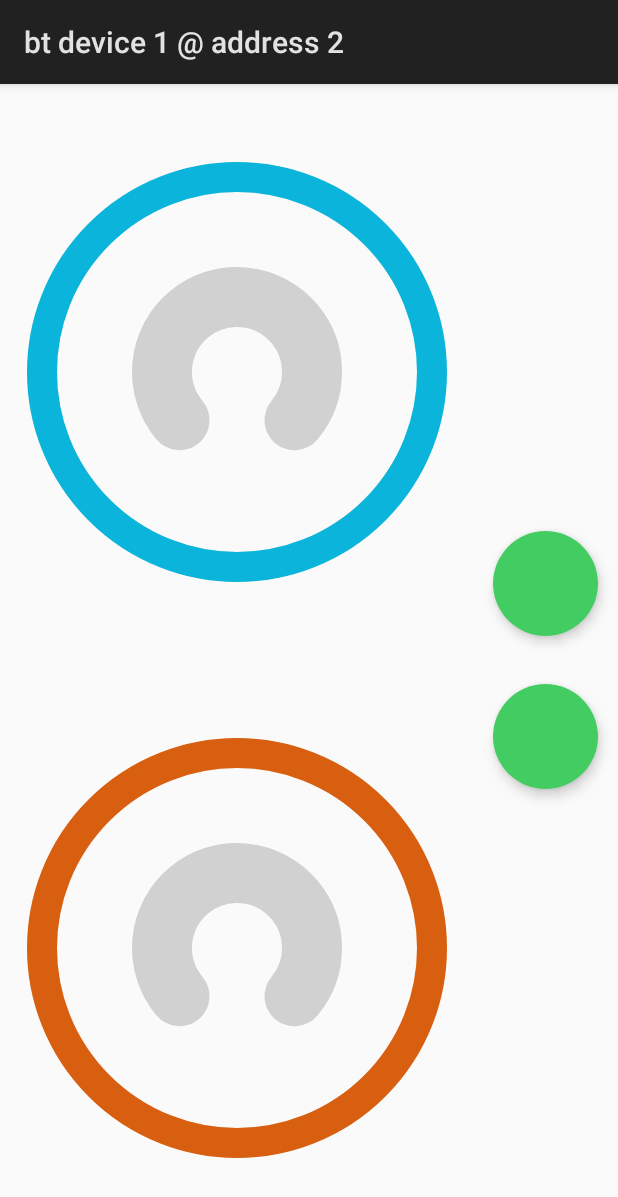
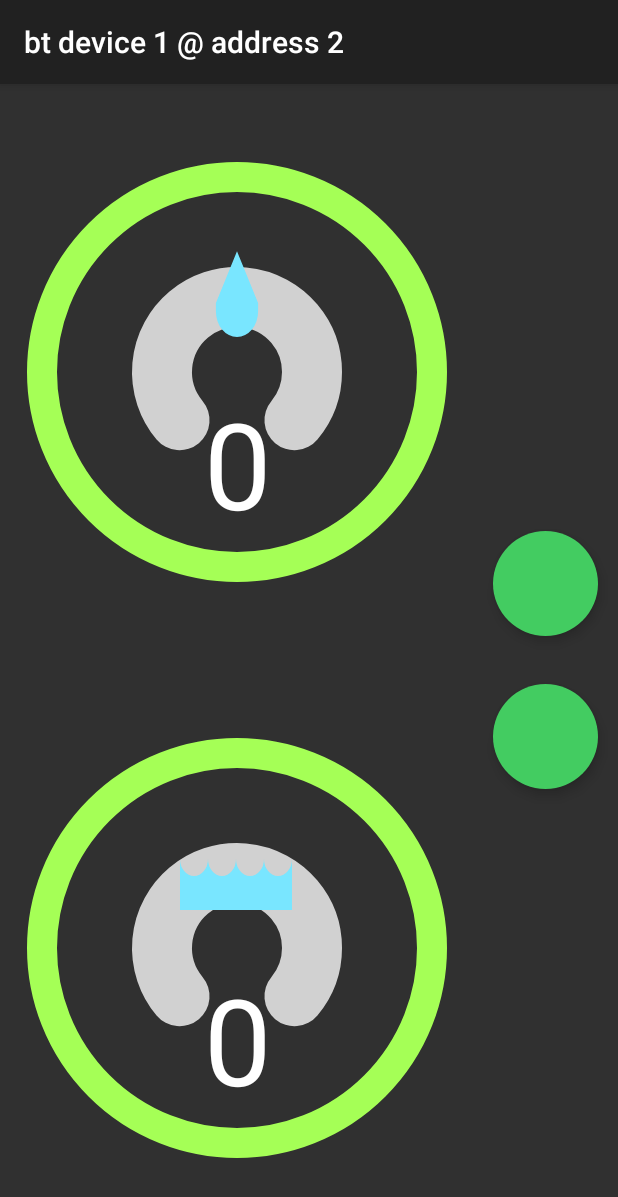
Before and after one commit to viltekk/ermina, an Android app: the screen it shows after launch (ViewStatusActivity), after a tap on an icon or button, on a phone screen of 412 x 824 dp. Shown: the top 1197 px of the screen. Run offline under Robolectric (Android 15) with nearby library versions, the phone set to English and light mode, and no system bars.

Commit message:
status activity close to complete. need to polish icons and stuff

```diff
--- a/android/app/src/main/java/se/viltefjall/tekk/ermina/ViewStatus/ViewStatusActivity.java
+++ b/android/app/src/main/java/se/viltefjall/tekk/ermina/ViewStatus/ViewStatusActivity.java
@@ -66,9 +66,9 @@ public class ViewStatusActivity extends Activity {
 
         // moisture
         int min, max, v;
-        v   = r.nextInt(100) + 1;
         min = r.nextInt(50);
         max = r.nextInt(50) + 51;
+        v   = min + r.nextInt(max-min);
         MoistureView mv = findViewById(R.id.moistureView);
         mv.setRange(min, max);
         mv.setCur(v);
--- a/android/app/src/main/java/se/viltefjall/tekk/ermina/common/MoistureView.java
+++ b/android/app/src/main/java/se/viltefjall/tekk/ermina/common/MoistureView.java
@@ -10,6 +10,7 @@ import android.graphics.Path;
 import android.graphics.Point;
 import android.graphics.RectF;
 import android.support.v4.content.ContextCompat;
+import android.text.TextPaint;
 import android.util.AttributeSet;
 import android.view.View;
 
@@ -44,11 +45,16 @@ public class MoistureView extends View {
     private int   mAngle;
 
     // moisture values
-    private float mMin;
-    private float mMax;
-    private float mCur;
-    private float mRangeAngleMin;
-    private float mRangeAngleSweep;
+    private float     mMin;
+    private float     mMax;
+    private float     mCur;
+    private float     mRangeAngleMin;
+    private float     mRangeAngleSweep;
+    private TextPaint mPaintText;
+
+    // icon
+    private Paint mPaintIcon;
+    private Path  mIcon;
 
     // animation
     long          mAnimDuration;
@@ -75,6 +81,7 @@ public class MoistureView extends View {
         final TypedArray a = getContext().obtainStyledAttributes(
                 attrs, R.styleable.MoistureView, defStyle, 0);
 
+        mIcon = new Path();
         mRect = new RectF();
         mPtr0 = new Point();
         mPtr1 = new Point();
@@ -111,6 +118,22 @@ public class MoistureView extends View {
                 )
         );
 
+        int textSize    = a.getInt(R.styleable.MoistureView_textSize, 80);
+        int textPenSize = a.getInt(R.styleable.MoistureView_textPenSize, 10);
+
+        mPaintText = new TextPaint();
+        mPaintText.setStrokeWidth(textPenSize);
+        mPaintText.setStyle(Paint.Style.FILL);
+        mPaintText.setStrokeCap(Paint.Cap.ROUND);
+        mPaintText.setTextAlign(Paint.Align.CENTER);
+        mPaintText.setTextSize(textSize * getResources().getDisplayMetrics().density);
+        mPaintText.setColor(
+                a.getColor(
+                        R.styleable.MoistureView_textColor,
+                        Color.WHITE
+                )
+        );
+
         mPaintOuterRing = new Paint();
         mPaintOuterRing.setStrokeWidth(mRingPenSize);
         mPaintOuterRing.setStyle(Paint.Style.STROKE);
@@ -119,6 +142,18 @@ public class MoistureView extends View {
                     R.styleable.MoistureView_ringColor,
                     ContextCompat.getColor(getContext(), R.color.colorAccent)
             )
+        );
+
+        mPaintIcon = new Paint();
+        mPaintIcon.setStrokeWidth(textPenSize);
+        mPaintIcon.setStyle(Paint.Style.FILL);
+        mPaintIcon.setStrokeCap(Paint.Cap.ROUND);
+        mPaintIcon.setStrokeJoin(Paint.Join.ROUND);
+        mPaintIcon.setColor(
+                a.getColor(
+                        R.styleable.MoistureView_iconColor,
+                        Color.WHITE
+                )
         );
 
         mPathArrow  = new Path();
@@ -161,6 +196,8 @@ public class MoistureView extends View {
         } else {
             mInnerRadius = (int) (mRect.width()  + mGaugePenSize) / 2;
         }
+
+        createIcon(mContentWidth, mContentHeight);
     }
 
     void createArrow(float v) {
@@ -197,6 +234,8 @@ public class MoistureView extends View {
         mPathArrow.lineTo(mPtr2.x, mPtr2.y);
         mPathArrow.lineTo(mPtr1.x, mPtr1.y);
         mPathArrow.close();
+
+        mCur = v;
     }
 
     void createRange(float v) {
@@ -246,6 +285,26 @@ public class MoistureView extends View {
         mCur = cur;
     }
 
+    private void createIcon(int w, int h) {
+        mIcon.reset();
+        mIcon.moveTo(w/2, 4.5f*h/16);
+        mIcon.lineTo(14.5f*w/32, 6*h/16);
+        mIcon.moveTo(w/2, 4.5f*h/16);
+        mIcon.lineTo(17.5f*w/32, 6*h/16);
+        mIcon.arcTo(
+                new RectF(
+                        14.5f*w/32,
+                        5.5f*h/16,
+                        17.5f*w/32,
+                        7*h/16
+                ),
+                0,
+                180
+        );
+        mIcon.lineTo(14.5f*w/32, 6*h/16);
+        mIcon.close();
+    }
+
     @Override
     protected void onDraw(Canvas canvas) {
         super.onDraw(canvas);
@@ -274,5 +333,13 @@ public class MoistureView extends View {
         );
 
         canvas.drawPath(mPathArrow, mPaintArrow);
+        canvas.drawPath(mIcon, mPaintIcon);
+
+        canvas.drawText(
+                String.valueOf((int)mCur),
+                mContentWidth/2,
+                3*(mContentHeight/4),
+                mPaintText
+        );
     }
 }
--- a/android/app/src/main/java/se/viltefjall/tekk/ermina/common/WaterView.java
+++ b/android/app/src/main/java/se/viltefjall/tekk/ermina/common/WaterView.java
@@ -6,8 +6,11 @@ import android.content.res.TypedArray;
 import android.graphics.Canvas;
 import android.graphics.Color;
 import android.graphics.Paint;
+import android.graphics.Path;
 import android.graphics.RectF;
 import android.support.v4.content.ContextCompat;
+import android.text.StaticLayout;
+import android.text.TextPaint;
 import android.util.AttributeSet;
 import android.view.View;
 
@@ -30,12 +33,16 @@ public class WaterView extends View {
     private int   mGaugePenSize;
     private int   mRingPenSize;
     private int   mOuterRadius;
-    private int   mInnerRadius;
     private RectF mRect;
 
     // water values
-    private float mRangeAngleSweep;
-    private float mWaterLvl;
+    private float     mRangeAngleSweep;
+    private float     mWaterLvl;
+    private TextPaint mPaintText;
+
+    // icon
+    private Paint mPaintIcon;
+    private Path  mIcon;
 
     // animation
     long          mAnimDuration;
@@ -62,6 +69,7 @@ public class WaterView extends View {
                 attrs, R.styleable.WaterView, defStyle, 0);
 
         mRect         = new RectF();
+        mIcon         = new Path();
         mWaterLvl     = 0;
         mAnimDuration = 1000;
 
@@ -89,6 +97,33 @@ public class WaterView extends View {
                 a.getColor(
                         R.styleable.WaterView_backgroundColor,
                         Color.GRAY
+                )
+        );
+
+        int textSize    = a.getInt(R.styleable.WaterView_textSize, 80);
+        int textPenSize = a.getInt(R.styleable.WaterView_textPenSize, 10);
+
+        mPaintText = new TextPaint();
+        mPaintText.setStrokeWidth(textPenSize);
+        mPaintText.setStyle(Paint.Style.FILL);
+        mPaintText.setStrokeCap(Paint.Cap.ROUND);
+        mPaintText.setTextAlign(Paint.Align.CENTER);
+        mPaintText.setTextSize(textSize * getResources().getDisplayMetrics().density);
+        mPaintText.setColor(
+                a.getColor(
+                        R.styleable.WaterView_textColor,
+                        Color.WHITE
+                )
+        );
+
+        mPaintIcon = new Paint();
+        mPaintIcon.setStrokeWidth(textPenSize);
+        mPaintIcon.setStyle(Paint.Style.FILL);
+        mPaintIcon.setStrokeCap(Paint.Cap.ROUND);
+        mPaintIcon.setColor(
+                a.getColor(
+                        R.styleable.WaterView_iconColor,
+                        Color.WHITE
                 )
         );
 
@@ -124,11 +159,7 @@ public class WaterView extends View {
         int b = mContentHeight/2 + d;
         mRect.set(l, t, r, b);
 
-        if(mRect.width() > mRect.height()) {
-            mInnerRadius = (int) (mRect.height() + mGaugePenSize) / 2;
-        } else {
-            mInnerRadius = (int) (mRect.width()  + mGaugePenSize) / 2;
-        }
+        createIcon(mContentWidth, mContentHeight);
     }
 
     public void setWater(int lvl) {
@@ -136,7 +167,7 @@ public class WaterView extends View {
             mAnimator.cancel();
         }
 
-        long duration = (long)(mAnimDuration * ((float)Math.abs(mWaterLvl-lvl))/100f);
+        long duration = (long)(mAnimDuration * (Math.abs(mWaterLvl-lvl))/100f);
         mAnimator = ValueAnimator.ofFloat(mWaterLvl, lvl);
         mAnimator.setDuration(duration);
         mAnimator.addUpdateListener(new ValueAnimator.AnimatorUpdateListener() {
@@ -153,6 +184,34 @@ public class WaterView extends View {
 
     private void createWater(float v) {
         mRangeAngleSweep = v * ((float)(mToDegree-mFromDegree)/100f);
+        mWaterLvl = v;
+    }
+
+    private void createIcon(int w, int h) {
+        mIcon.reset();
+        //mIcon.moveTo(6*(w/16), 5*(h/16));
+        //mIcon.lineTo(6*(w/16), 7*(h/16));
+        //mIcon.lineTo(10*(w/16), 7*(h/16));
+        //mIcon.lineTo(10*(w/16), 5*(h/16));
+
+        for(int i = 6; i < 10; i++) {
+            mIcon.moveTo(i*(w/16), 5.5f*(h/16));
+            mIcon.arcTo(
+                    new RectF(
+                            i*(w/16),
+                            5*(h/16),
+                            (i+1)*(w/16),
+                            6*(h/16)
+                    ),
+                    180f,
+                    -180f
+            );
+        }
+        mIcon.lineTo(10*(w/16), 7*(h/16));
+        mIcon.lineTo(6*(w/16), 7*(h/16));
+        mIcon.lineTo(6*(w/16), 5.5f*(h/16));
+        mIcon.moveTo(6*(w/16), 5.5f*(h/16));
+        mIcon.close();
     }
 
     @Override
@@ -182,5 +241,14 @@ public class WaterView extends View {
                 false,
                 mPaintForeground
         );
+
+        canvas.drawText(
+                String.valueOf((int)mWaterLvl),
+                mContentWidth/2,
+                3*(mContentHeight/4),
+                mPaintText
+        );
+
+        canvas.drawPath(mIcon, mPaintIcon);
     }
 }
--- a/android/app/src/main/res/layout/activity_view_status.xml
+++ b/android/app/src/main/res/layout/activity_view_status.xml
@@ -69,8 +69,9 @@
                 app:gaugePenSize="60"
                 app:backgroundColor="#d1d1d1"
                 app:ringPenSize="30"
-                app:ringColor="@color/moistureRingColor"
                 app:arrowColor="@color/moistureArrowColor"
+                app:ringColor="@color/statusRingColor"
+                app:iconColor="@color/moistureLevelColor"
                 app:toDegree="400"
                 app:fromDegree="140" />
 
@@ -88,16 +89,19 @@
                 android:elevation="5dp"
                 android:alpha="0"
                 android:visibility="visible"
-                app:fromDegree="140"
-                app:gaugePenSize="60"
                 app:layout_constraintBottom_toBottomOf="parent"
                 app:layout_constraintHorizontal_bias="0.0"
                 app:layout_constraintLeft_toLeftOf="parent"
                 app:layout_constraintRight_toRightOf="parent"
                 app:layout_constraintTop_toTopOf="parent"
+                app:fromDegree="140"
+                app:gaugePenSize="60"
                 app:foregroundColor="#1cb2e4"
                 app:backgroundColor="#d1d1d1"
                 app:ringPenSize="30"
+                app:ringColor="@color/statusRingColor"
+                app:iconColor="@color/waterLevelColor"
+                app:textSize="80"
                 app:toDegree="400" />
 
         </LinearLayout>
--- a/android/app/src/main/res/values/attrs.xml
+++ b/android/app/src/main/res/values/attrs.xml
@@ -3,13 +3,17 @@
     <declare-styleable name="StatusView">
         <attr name="foregroundColor" format="color" />
         <attr name="backgroundColor" format="color" />
-        <attr name="ringColor" format="color" />
-        <attr name="fromDegree" format="integer" />
-        <attr name="toDegree" format="integer" />
-        <attr name="gaugePenSize" format="integer" />
-        <attr name="ringPenSize" format="integer" />
-        <attr name="capStyle" format="enum">
-            <enum name="BUTT" value="0" />
+        <attr name="textColor"       format="color" />
+        <attr name="ringColor"       format="color" />
+        <attr name="iconColor"       format="color" />
+        <attr name="fromDegree"      format="integer" />
+        <attr name="toDegree"        format="integer" />
+        <attr name="gaugePenSize"    format="integer" />
+        <attr name="ringPenSize"     format="integer" />
+        <attr name="textPenSize"     format="integer" />
+        <attr name="textSize"        format="integer" />
+        <attr name="capStyle"        format="enum">
+            <enum name="BUTT"  value="0" />
             <enum name="ROUND" value="1" />
         </attr>
     </declare-styleable>
@@ -17,23 +21,31 @@
     <declare-styleable name="MoistureView">
         <attr name="foregroundColor" />
         <attr name="backgroundColor" />
-        <attr name="ringColor" />
-        <attr name="fromDegree" />
-        <attr name="toDegree" />
-        <attr name="gaugePenSize" />
-        <attr name="ringPenSize" />
-        <attr name="capStyle" />
+        <attr name="textColor"       />
+        <attr name="ringColor"       />
+        <attr name="iconColor"       />
+        <attr name="fromDegree"      />
+        <attr name="toDegree"        />
+        <attr name="gaugePenSize"    />
+        <attr name="ringPenSize"     />
+        <attr name="textPenSize"     />
+        <attr name="textSize"        />
+        <attr name="capStyle"        />
         <attr name="arrowColor" format="color" />
     </declare-styleable>
 
     <declare-styleable name="WaterView" parent="StatusView">
         <attr name="foregroundColor" />
         <attr name="backgroundColor" />
-        <attr name="ringColor" />
-        <attr name="fromDegree" />
-        <attr name="toDegree" />
-        <attr name="gaugePenSize" />
-        <attr name="ringPenSize" />
-        <attr name="capStyle" />
+        <attr name="textColor"       />
+        <attr name="ringColor"       />
+        <attr name="iconColor"       />
+        <attr name="fromDegree"      />
+        <attr name="toDegree"        />
+        <attr name="gaugePenSize"    />
+        <attr name="ringPenSize"     />
+        <attr name="textPenSize"     />
+        <attr name="textSize"        />
+        <attr name="capStyle"        />
     </declare-styleable>
 </resources>
--- a/android/app/src/main/res/values/colors.xml
+++ b/android/app/src/main/res/values/colors.xml
@@ -5,6 +5,8 @@
     <color name="colorAccent">#d75f0f</color>
     <color name="btLogoBackground">#43cc61</color>
     <color name="connectProgressStart">#43cc61</color>
-    <color name="moistureRingColor">#0bb4da</color>
+    <color name="statusRingColor">#a5ff56</color>
+    <color name="waterLevelColor">#79e6ff</color>
+    <color name="moistureLevelColor">#79e6ff</color>
     <color name="moistureArrowColor">#c8ff2882</color>
 </resources>
--- a/android/app/src/main/res/values/styles.xml
+++ b/android/app/src/main/res/values/styles.xml
@@ -1,6 +1,6 @@
 <resources>
 
-    <style name="AppTheme" parent="android:Theme.Material.Light.DarkActionBar">
+    <style name="AppTheme" parent="android:Theme.Material">
         <item name="colorPrimary">@color/colorPrimary</item>
         <item name="colorPrimaryDark">@color/colorPrimaryDark</item>
         <item name="colorAccent">@color/colorAccent</item>
```
